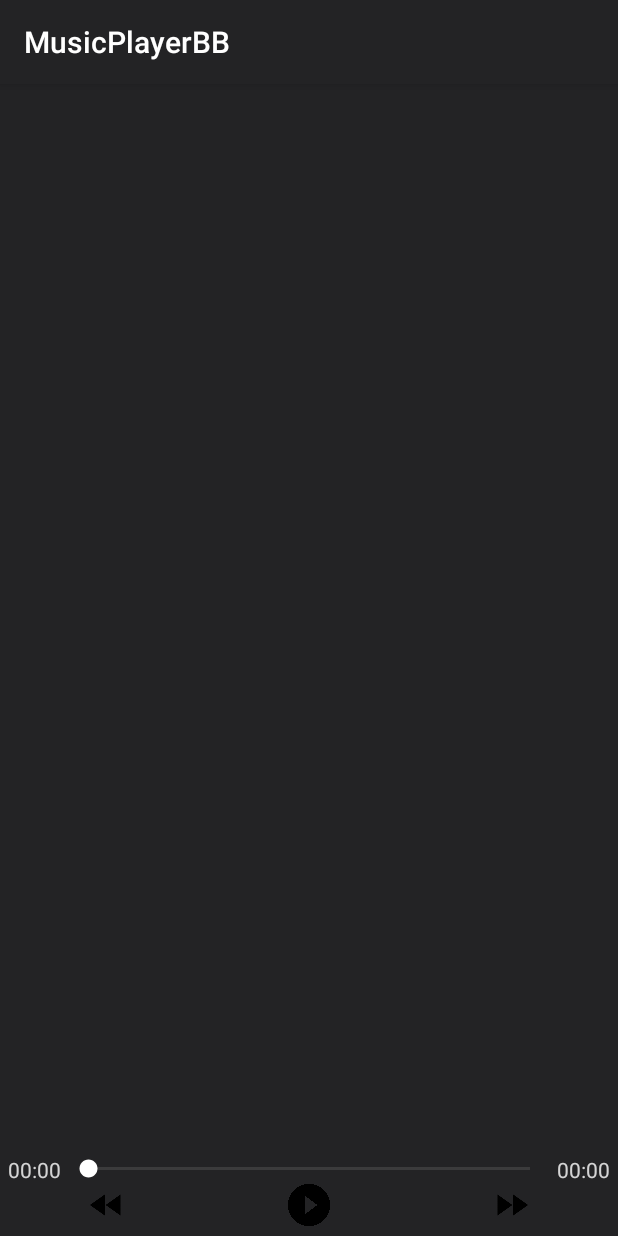
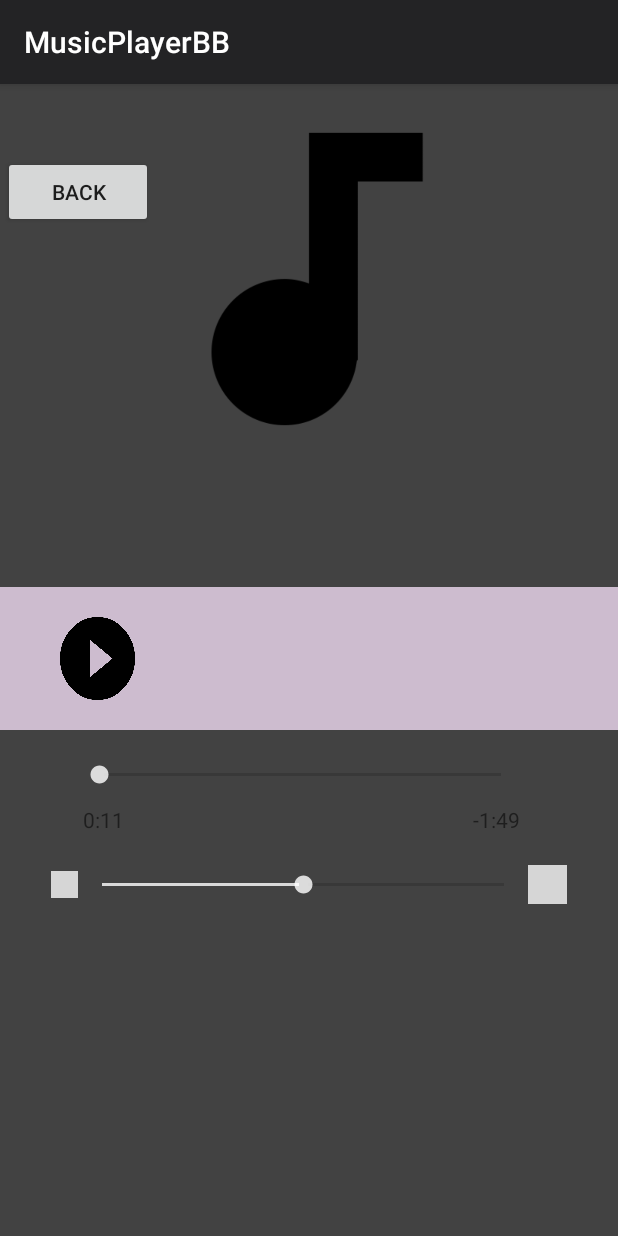
Before and after one commit to anniexp/MusicPlayerBB, an Android app: the screen it shows after launch (MainActivity before the commit, SongActivity after it), on a phone screen of 412 x 824 dp. Run offline under Robolectric (Android 15) with nearby library versions, the phone set to English and light mode, and no system bars; 1 statement that could not run was skipped; grey boxes are pictures that could not be loaded.

Commit message:
created second activity, added linking buttons

```diff
--- a/app/build.gradle
+++ b/app/build.gradle
@@ -27,6 +27,7 @@ dependencies {
     implementation 'androidx.appcompat:appcompat:1.1.0'
     implementation 'androidx.constraintlayout:constraintlayout:1.1.3'
     implementation 'androidx.recyclerview:recyclerview:1.1.0'
+    implementation 'com.google.android.material:material:1.1.0'
     testImplementation 'junit:junit:4.12'
     androidTestImplementation 'androidx.test.ext:junit:1.1.1'
     androidTestImplementation 'androidx.test.espresso:espresso-core:3.2.0'
--- a/app/src/main/res/layout/activity_main.xml
+++ b/app/src/main/res/layout/activity_main.xml
@@ -12,7 +12,8 @@
         android:layout_width="match_parent"
         android:layout_height="wrap_content"
         android:layout_marginBottom="80dp"
-        android:clipChildren="true" />
+        android:clipChildren="true"
+        android:scrollbarThumbVertical="@android:color/secondary_text_dark" />
 
     <LinearLayout
         android:id="@+id/bottom"
@@ -24,14 +25,17 @@
         android:padding="1dp">
 
         <TextView
-            android:id="@+id/audio_name"
-            android:layout_width="match_parent"
-            android:layout_height="wrap_content"
+            android:id="@+id/title"
+            android:layout_width="wrap_content"
+            android:layout_height="25sp"
+            android:layout_marginStart="75dp"
             android:layout_marginTop="5dp"
             android:ellipsize="end"
-            android:textAlignment="center"
+            android:maxLines="1"
             android:textColor="@color/colorAccent"
-            android:textSize="14sp"/>
+            android:textSize="16sp" />
+
+
 
         <LinearLayout
             android:layout_width="match_parent"
--- /dev/null
+++ b/app/src/main/res/layout/activity_song.xml
@@ -0,0 +1,167 @@
+<?xml version="1.0" encoding="utf-8"?>
+<androidx.coordinatorlayout.widget.CoordinatorLayout xmlns:android="http://schemas.android.com/apk/res/android"
+xmlns:app="http://schemas.android.com/apk/res-auto"
+xmlns:tools="http://schemas.android.com/tools"
+android:orientation="vertical"
+android:layout_width="match_parent"
+android:layout_height="match_parent"
+android:background="@android:color/holo_purple">
+
+tools:context=".SongActivity">
+
+<com.google.android.material.appbar.AppBarLayout
+    android:layout_width="match_parent"
+    android:layout_height="wrap_content">
+
+
+
+</com.google.android.material.appbar.AppBarLayout>
+
+    <include
+        android:id="@+id/include"
+        layout="@layout/content_song" />
+<LinearLayout
+    android:layout_width="match_parent"
+    android:layout_height="match_parent"
+    tools:context=".SongActivity"
+    android:orientation="vertical"
+    android:background="@color/cardview_dark_background">
+
+    <ImageView
+        xmlns:app="http://schemas.android.com/apk/res-auto"
+        android:id="@+id/imageView1"
+        android:src="@drawable/ic_audiotrack"
+        android:scaleType="centerCrop"
+        android:layout_width="260dp"
+        android:layout_height="260dp"
+        android:layout_marginLeft="40dp"
+        android:layout_marginRight="40dp"
+        android:layout_gravity="center"/>
+
+
+
+    <LinearLayout
+        android:layout_marginTop="10dp"
+        android:layout_width="match_parent"
+        android:layout_height="wrap_content"
+        android:orientation="vertical"
+        android:layout_marginLeft="40dp"
+        android:layout_marginRight="40dp">
+
+        <TextView
+            android:id="@+id/artist"
+            android:layout_width="wrap_content"
+            android:layout_height="25sp"
+            android:layout_marginStart="75dp"
+            android:layout_marginTop="30dp"
+            android:ellipsize="end"
+            android:maxLines="1"
+            android:textColor="@color/colorAccent"
+            android:textAlignment="center"
+            android:textSize="14sp" />
+
+    </LinearLayout>
+
+
+    <LinearLayout
+        android:layout_width="match_parent"
+        android:layout_height="wrap_content"
+        android:layout_marginTop="10dp"
+        android:background="#cdbccf"
+        android:paddingLeft="40dp"
+        android:paddingRight="40dp"
+        android:orientation="horizontal"
+        android:gravity="center"
+        android:paddingTop="20dp"
+        android:paddingBottom="20dp">
+
+        <Button
+            android:id="@+id/playBtn"
+            android:layout_width="50dp"
+
+            android:layout_height="55dp"
+            android:background="@drawable/ic_play"
+            android:onClick="playBtnClick" />
+        <TextView
+            android:layout_width="0dp"
+            android:layout_height="wrap_content"
+            android:textColor="@android:color/black"
+            android:textStyle="bold"
+            android:layout_weight="1"
+            android:layout_marginRight="20dp"
+            android:layout_marginLeft="20dp"
+            android:textAlignment="center"
+            android:textSize="30sp"
+            android:gravity="center_horizontal"
+            android:id="@+id/title"/>
+
+    </LinearLayout>
+    //SARA Code
+    <SeekBar
+        android:id="@+id/positionBar"
+        android:layout_width="300dp"
+        android:layout_height="40dp"
+        android:layout_marginLeft="50dp"
+        android:layout_marginTop="10dp"/>
+
+    <LinearLayout
+        android:layout_width="match_parent"
+        android:layout_height="wrap_content">
+
+        <TextView
+            android:id="@+id/elapsedTimeLabel"
+            android:layout_width="40dp"
+            android:layout_height="30dp"
+            android:layout_marginLeft="55dp"
+            android:text="0:11" />
+
+        <TextView
+            android:id="@+id/remainingTimeLabel"
+            android:layout_width="40dp"
+            android:layout_height="30dp"
+            android:layout_marginLeft="220dp"
+            android:layout_marginRight="40dp"
+            android:text="-1:49" />
+    </LinearLayout>
+
+
+
+    <LinearLayout
+        android:layout_width="match_parent"
+        android:layout_height="wrap_content"
+        android:orientation="horizontal"
+        android:layout_marginTop="10dp"
+        android:gravity="center">
+        <ImageView
+            android:layout_width="18dp"
+            android:layout_height="18dp"
+            android:src="@drawable/sound"/>
+        <SeekBar
+            android:id="@+id/volumeBar"
+            android:layout_width="300dp"
+            android:layout_height="wrap_content"
+            android:progress="50"
+            android:max="100"/>
+        <ImageView
+            android:layout_width="26dp"
+            android:layout_height="26dp"
+            android:src="@drawable/sound2"/>
+    </LinearLayout>
+
+
+</LinearLayout>
+
+    <Button
+        android:id="@+id/mainbtn"
+        android:layout_width="100dp"
+        android:padding="5dp"
+        android:layout_height="wrap_content"
+        android:layout_marginLeft="2dp"
+        android:layout_gravity="bottom|right"
+
+        android:text="Back"
+        app:layout_anchor="@+id/include"
+        app:layout_anchorGravity="bottom|left" />
+
+
+</androidx.coordinatorlayout.widget.CoordinatorLayout>
--- a/app/src/main/res/values/strings.xml
+++ b/app/src/main/res/values/strings.xml
@@ -1,3 +1,8 @@
 <resources>
     <string name="app_name">MusicPlayerBB</string>
+    <string name="action_settings">Settings</string>
+    <string name="first_fragment_label">First Fragment</string>
+    <string name="second_fragment_label">Second Fragment</string>
+    <string name="next">Next</string>
+    <string name="previous">Previous</string>
 </resources>
```
Also changed, not shown: app/src/main/AndroidManifest.xml (+5 -2 lines), app/src/main/java/com/example/musicplayerbb/MainActivity.java (+16 -10 lines), app/src/main/java/com/example/musicplayerbb/SongActivity.java (added, +217 -0 lines), app/src/main/res/layout/audio_list.xml (+20 -7 lines).
